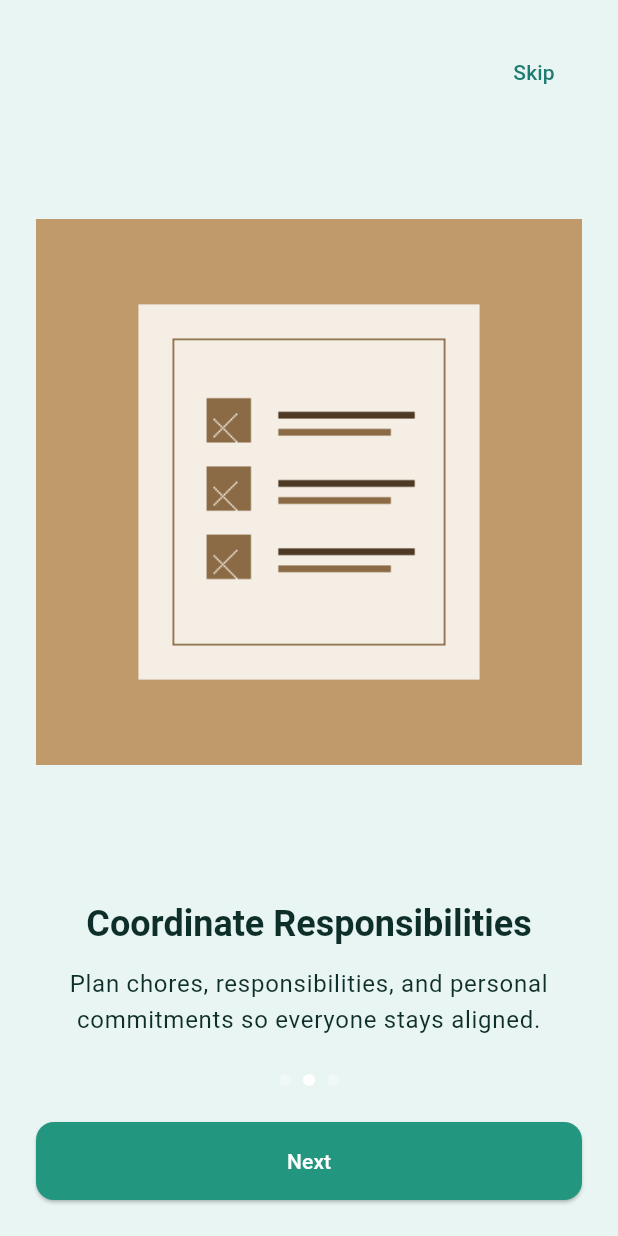
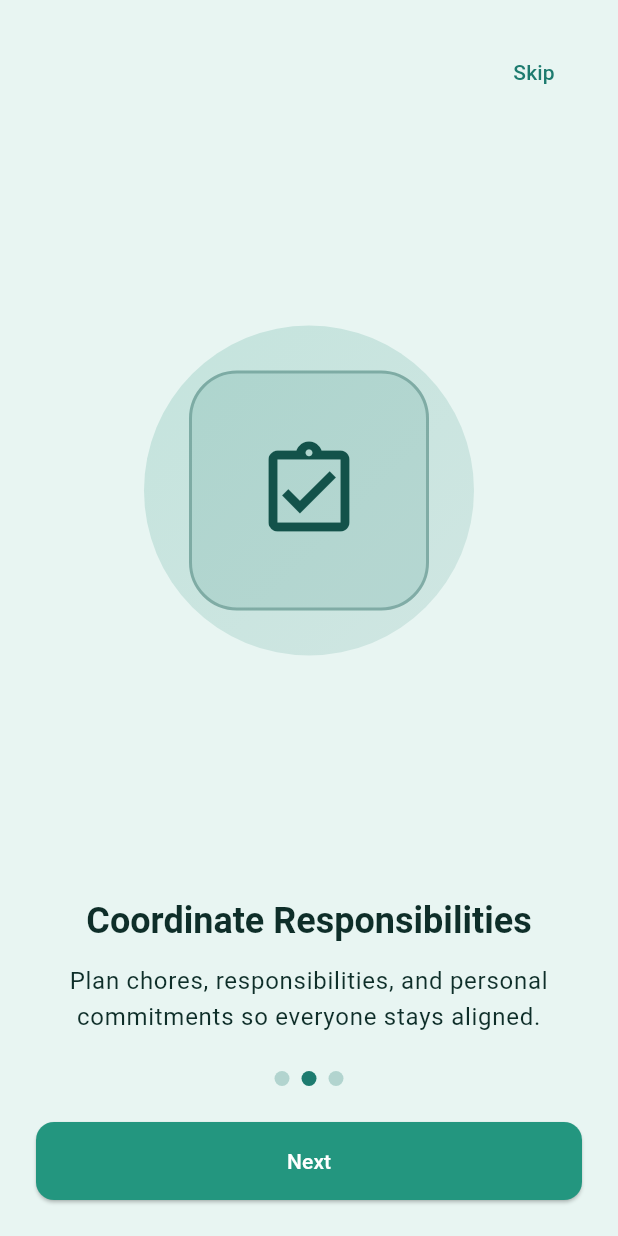
Before and after one commit to MustafaElayyan/Roommater, a Flutter app: the screen it shows after launch, swiped to page 2, on a phone screen of 412 x 824 dp. Run offline on Flutter 3.47's test engine with Material 3 defaults, Android fonts, the phone set to English and light mode, and no system bars; our stand-ins replace cloud_firestore, firebase_auth, firebase_core, firebase_storage, flutter_riverpod, go_router; accounts and stored records are empty.

Commit message:
fix: onboarding and auth navigation ux updates
Co-authored-by: 5maaaaaaaaaaaa7 <64691607+5maaaaaaaaaaaa7@users.noreply.github.com>
Agent-Logs-Url: https://github.com/MustafaElayyan/Roommater/sessions/99c445f0-df33-4d5f-8bc0-aec5ddcb940c

```diff
--- a/lib/features/auth/presentation/screens/auth_choice_screen.dart
+++ b/lib/features/auth/presentation/screens/auth_choice_screen.dart
@@ -80,7 +80,8 @@ class AuthChoiceScreen extends ConsumerWidget {
               Center(
                 child: Image.asset(
                   _logoAsset,
-                  height: 120,
+                  height: 200,
+                  fit: BoxFit.contain,
                 ),
               ),
               const SizedBox(height: 20),
@@ -139,7 +140,7 @@ class AuthChoiceScreen extends ConsumerWidget {
                           label: 'CONTINUE AS GUEST',
                           onPressed: () {
                             ref.read(isGuestProvider.notifier).state = true;
-                            context.go(AppRoutes.home);
+                            context.go(AppRoutes.noHousehold);
                           },
                         ),
                       ],
--- a/lib/features/auth/presentation/screens/login_screen.dart
+++ b/lib/features/auth/presentation/screens/login_screen.dart
@@ -40,7 +40,7 @@ class _LoginScreenState extends ConsumerState<LoginScreen> {
       error: (e, _) => ScaffoldMessenger.of(context).showSnackBar(
         SnackBar(content: Text(e.toString())),
       ),
-      data: (_) => context.go(AppRoutes.home),
+      data: (_) => context.go(AppRoutes.noHousehold),
     );
   }
 
--- a/lib/features/auth/presentation/screens/register_screen.dart
+++ b/lib/features/auth/presentation/screens/register_screen.dart
@@ -39,7 +39,7 @@ class _RegisterScreenState extends ConsumerState<RegisterScreen> {
       error: (e, _) => ScaffoldMessenger.of(context).showSnackBar(
         SnackBar(content: Text(e.toString())),
       ),
-      data: (_) => context.go(AppRoutes.home),
+      data: (_) => context.go(AppRoutes.noHousehold),
     );
   }
 
--- a/lib/features/onboarding/presentation/screens/onboarding_screen.dart
+++ b/lib/features/onboarding/presentation/screens/onboarding_screen.dart
@@ -3,6 +3,7 @@ import 'package:flutter_riverpod/flutter_riverpod.dart';
 import 'package:go_router/go_router.dart';
 
 import '../../../../app/router/app_routes.dart';
+import '../../../../core/theme/app_colors.dart';
 import '../controllers/onboarding_controller.dart';
 
 /// First-launch onboarding carousel shown before auth choices.
@@ -15,8 +16,8 @@ class OnboardingScreen extends ConsumerStatefulWidget {
 
 class _OnboardingScreenState extends ConsumerState<OnboardingScreen> {
   final PageController _pageController = PageController();
-  static const Color _activeDotColor = Colors.white;
-  static const Color _inactiveDotColor = Color(0x66FFFFFF);
+  static const Color _activeDotColor = AppColors.primary;
+  static const Color _inactiveDotColor = Color(0x441D7B6F);
 
   @override
   void dispose() {
@@ -25,7 +26,63 @@ class _OnboardingScreenState extends ConsumerState<OnboardingScreen> {
   }
 
   void _goToAuthChoice() {
-    context.go(AppRoutes.authChoice);
+    context.push(AppRoutes.authChoice);
+  }
+
+  Future<bool> _handleWillPop(int currentIndex) async {
+    if (currentIndex == 0) return true;
+
+    await _pageController.previousPage(
+      duration: const Duration(milliseconds: 250),
+      curve: Curves.easeInOut,
+    );
+    return false;
+  }
+
+  Widget _buildIllustration(int index) {
+    const icons = [
+      Icons.home_outlined,
+      Icons.assignment_turned_in_outlined,
+      Icons.trending_up_outlined,
+    ];
+
+    return Stack(
+      alignment: Alignment.center,
+      children: [
+        Container(
+          width: 220,
+          height: 220,
+          decoration: BoxDecoration(
+            shape: BoxShape.circle,
+            gradient: LinearGradient(
+              begin: Alignment.topLeft,
+              end: Alignment.bottomRight,
+              colors: [
+                AppColors.primaryLight.withValues(alpha: 0.18),
+                AppColors.primary.withValues(alpha: 0.12),
+              ],
+            ),
+          ),
+        ),
+        Container(
+          width: 160,
+          height: 160,
+          decoration: BoxDecoration(
+            color: AppColors.primary.withValues(alpha: 0.14),
+            borderRadius: BorderRadius.circular(32),
+            border: Border.all(
+              color: AppColors.primaryDark.withValues(alpha: 0.32),
+              width: 2,
+            ),
+          ),
+          child: Icon(
+            icons[index],
+            size: 72,
+            color: AppColors.primaryDark,
+          ),
+        ),
+      ],
+    );
   }
 
   @override
@@ -33,7 +90,9 @@ class _OnboardingScreenState extends ConsumerState<OnboardingScreen> {
     final currentIndex = ref.watch(onboardingPageIndexProvider);
     final pages = ref.watch(onboardingPagesProvider);
     final isLastPage = currentIndex == pages.length - 1;
-    return Scaffold(
+    return WillPopScope(
+      onWillPop: () => _handleWillPop(currentIndex),
+      child: Scaffold(
         body: SafeArea(
           child: Padding(
             padding: const EdgeInsets.all(24),
@@ -61,10 +120,7 @@ class _OnboardingScreenState extends ConsumerState<OnboardingScreen> {
                           Expanded(
                             child: Padding(
                               padding: const EdgeInsets.symmetric(vertical: 24),
-                            child: Image.asset(
-                              page.illustrationAsset,
-                              fit: BoxFit.contain,
-                            ),
+                              child: _buildIllustration(index),
                             ),
                           ),
                           const SizedBox(height: 16),
@@ -91,8 +147,8 @@ class _OnboardingScreenState extends ConsumerState<OnboardingScreen> {
                   children: List.generate(
                     pages.length,
                     (index) => Container(
-                    width: 8,
-                    height: 8,
+                      width: 10,
+                      height: 10,
                       margin: const EdgeInsets.symmetric(horizontal: 4),
                       decoration: BoxDecoration(
                         color: currentIndex == index
@@ -121,6 +177,7 @@ class _OnboardingScreenState extends ConsumerState<OnboardingScreen> {
             ),
           ),
         ),
+      ),
     );
   }
 }
```
Also changed, not shown: 1 other file. Lines whose indentation alone changed are shown as unchanged.
